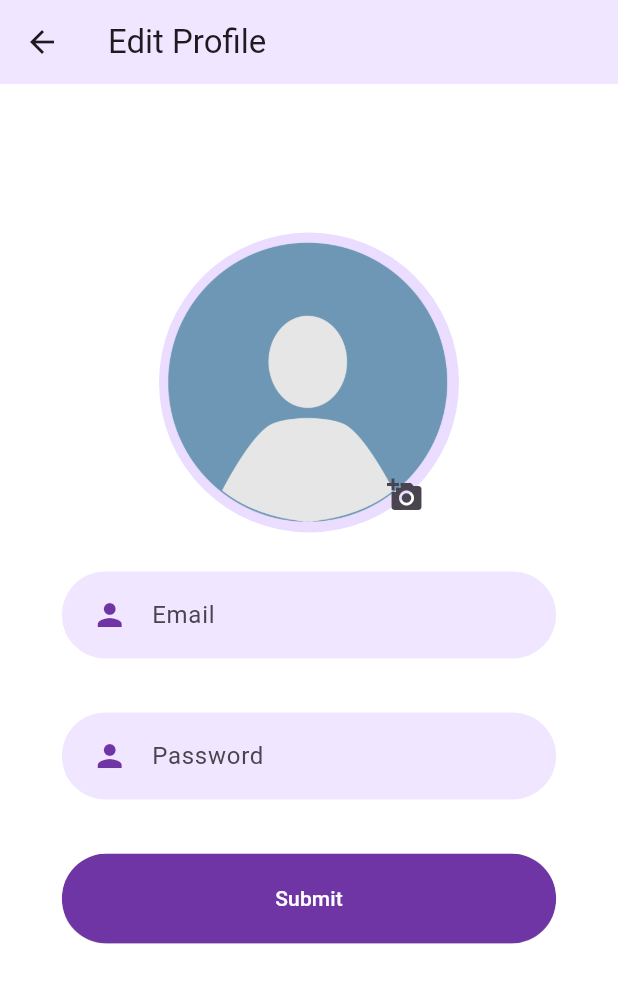
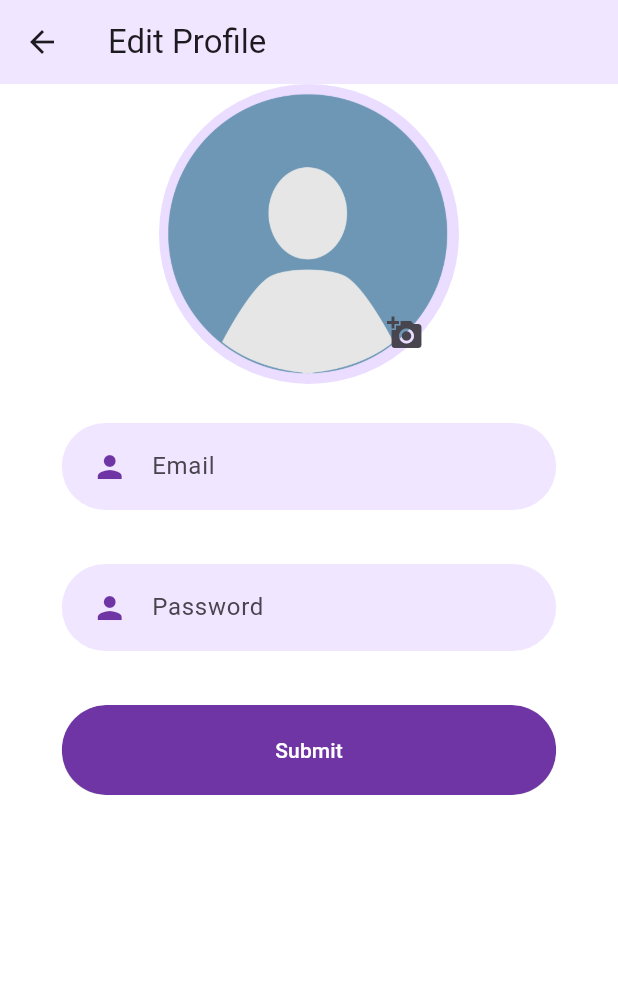
Before and after one commit to kasinathan28/Skin-cancer-detection, a Flutter app: the EditScreen screen opened directly, on a phone screen of 412 x 824 dp. Shown: the top 983 px of the screen. Run offline on Flutter 3.47's test engine with Material 3 defaults, Android fonts, the phone set to English and light mode, and no system bars; our stand-ins replace animated_bottom_navigation_bar, firebase_auth, firebase_core, flutter_svg; accounts and stored records are empty.

Commit message:
third commit

```diff
--- a/my_app/lib/screens/EditScreen/EditScreen.dart
+++ b/my_app/lib/screens/EditScreen/EditScreen.dart
@@ -18,18 +18,26 @@ class EditScreen extends StatelessWidget {
         title: Text("Edit Profile"),
         backgroundColor: kPrimaryLightColor,
       ),
-      body: Center(
+      body: SingleChildScrollView(
+
+        child: Center(
+
           child: Column(
             mainAxisAlignment: MainAxisAlignment.center,
+
             children: [
               Stack(
+
                 children: [
+
                   CircleAvatar(
                     radius: 100,
                     backgroundImage: AssetImage("assets/images/avatar.png"),
+
                   ),
+
                   Positioned(
-                  bottom: 1,
+                    bottom: 10,  // Adjust the bottom property
                     left: 140,
                     child: IconButton(
                       onPressed: () {},
@@ -54,15 +62,14 @@ class EditScreen extends StatelessWidget {
                     controller: password,
                   ),
                   SizedBox(height: 16),
-                RoundedButton(text: "Submit", press:(){
-                }),
+                  RoundedButton(text: "Submit", press: () {}),
                   SizedBox(height: 86),
-
                 ],
               ),
             ],
           ),
         ),
+      ),
     );
   }
 }
```
Also changed, not shown: my_app/lib/screens/PreviosData/PreviosData.dart (+27 -5 lines). Lines whose indentation alone changed are shown as unchanged.
